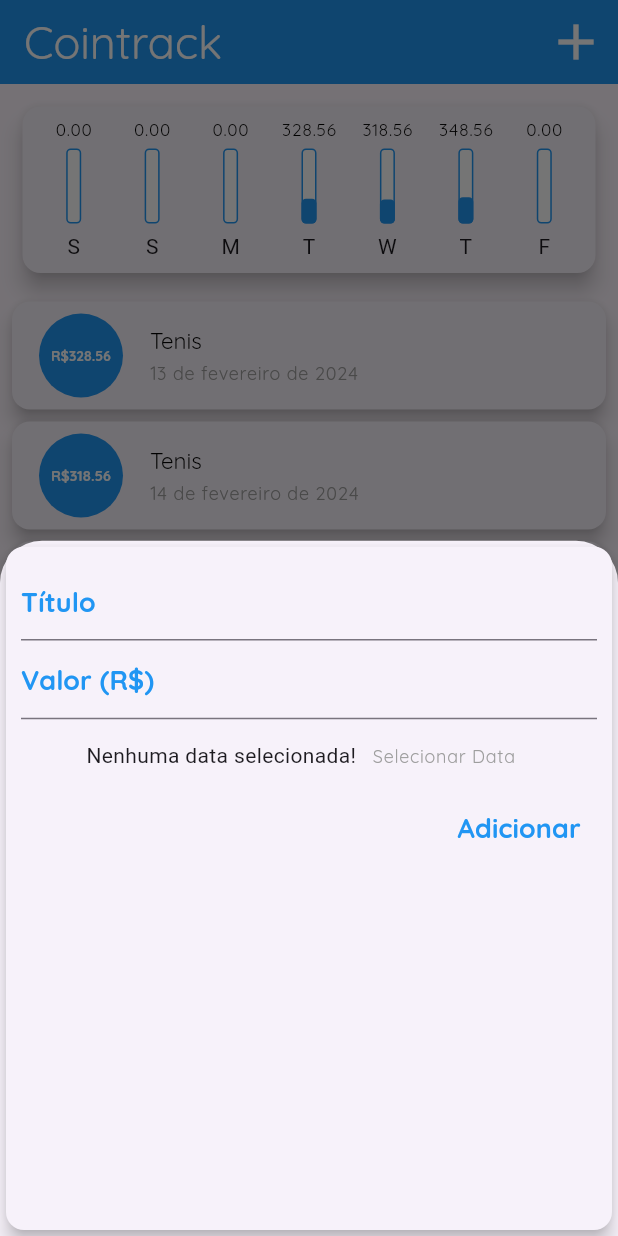
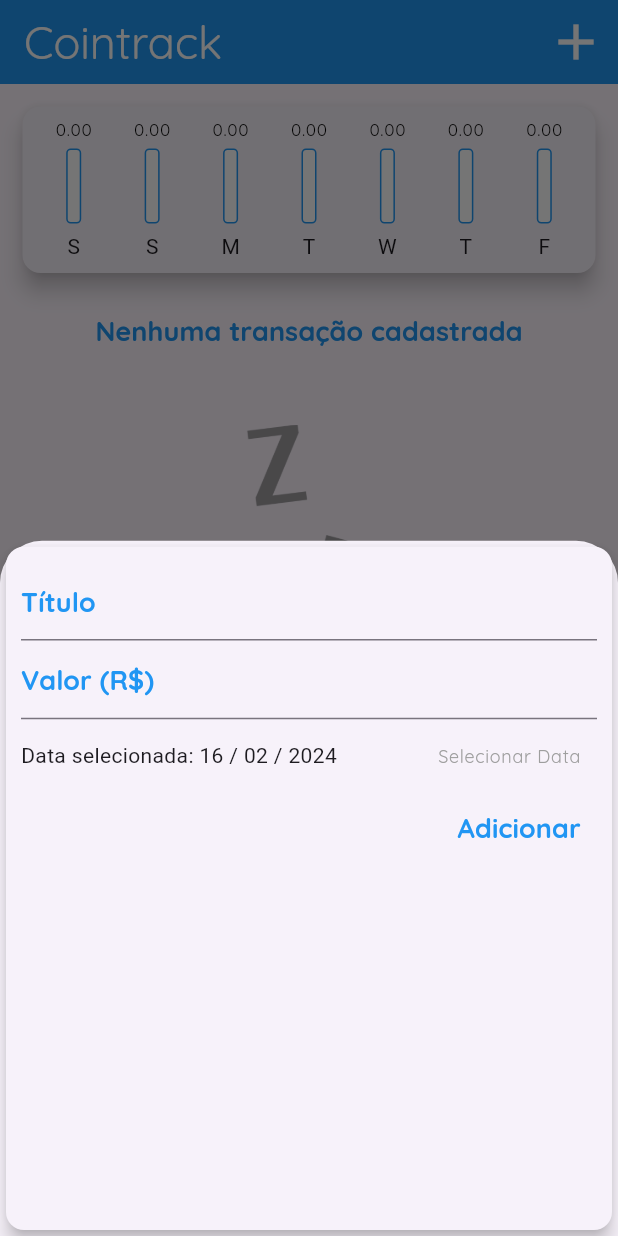
Before and after one commit to lucopdev/cointrack, a Flutter app: the screen it shows after launch, after a tap on the "add" icon, on a phone screen of 412 x 824 dp. Run offline on Flutter 3.47's test engine with Material 3 defaults, Android fonts, the phone set to English and light mode, and no system bars.

Commit message:
add datapicker para selecionar data da transação

```diff
--- a/lib/components/chart.dart
+++ b/lib/components/chart.dart
@@ -10,14 +10,14 @@ class Chart extends StatelessWidget {
 
   List<Map<String, Object>> get groupedTransactions {
     return List.generate(7, (index) {
-      final weekDay = DateTime.now().subtract(Duration(days: index));
+      final DateTime _weekDay = DateTime.now().subtract(Duration(days: index));
 
       double totalSum = 0.0;
 
       for (var transaction in recentTransactions) {
-        bool sameDay = transaction.date.day == weekDay.day;
-        bool sameMonth = transaction.date.month == weekDay.month;
-        bool sameYear = transaction.date.year == weekDay.year;
+        bool sameDay = transaction.date.day == _weekDay.day;
+        bool sameMonth = transaction.date.month == _weekDay.month;
+        bool sameYear = transaction.date.year == _weekDay.year;
 
         if (sameDay && sameMonth && sameYear) {
           totalSum += transaction.value;
@@ -25,13 +25,13 @@ class Chart extends StatelessWidget {
       }
 
       return {
-        'day': DateFormat.E().format(weekDay)[0],
+        'day': DateFormat.E().format(_weekDay)[0],
         'value': totalSum,
       };
     }).reversed.toList();
   }
 
-  double get weekSumValue {
+  double get _weekSumValue {
     return groupedTransactions.fold(0.0, (double acc, item) {
       var value = item['value'] as double;
 
@@ -55,8 +55,9 @@ class Chart extends StatelessWidget {
                 child: ChartBar(
                     label: transaction['day'] as String,
                     value: transaction['value'] as double,
-                    percentage:
-                        (transaction['value'] as double) / weekSumValue));
+                    percentage: _weekSumValue != 0
+                        ? (transaction['value'] as double) / _weekSumValue
+                        : 0));
           }).toList(),
         ),
       ),
--- a/lib/components/transaction_form.dart
+++ b/lib/components/transaction_form.dart
@@ -1,26 +1,52 @@
 import 'package:flutter/material.dart';
+import 'package:intl/intl.dart';
 
 class TransactionForm extends StatefulWidget {
-  final Function({required String title, required double value})
-      submitNewTransaction;
+  final Function({
+    required String title,
+    required double value,
+    required DateTime pickedDate,
+  }) submitNewTransaction;
 
-  const TransactionForm({required this.submitNewTransaction, super.key});
+  const TransactionForm({
+    required this.submitNewTransaction,
+    super.key,
+  });
 
   @override
   State<TransactionForm> createState() => _TransactionFormState();
 }
 
 class _TransactionFormState extends State<TransactionForm> {
-  final titleController = TextEditingController();
-  final valueController = TextEditingController();
+  final _titleController = TextEditingController();
+  final _valueController = TextEditingController();
+  DateTime _selectedDate = DateTime.now();
 
   void _submitForm() {
-    final title = titleController.text;
-    final value = double.tryParse(valueController.text) ?? 0.00;
+    final title = _titleController.text;
+    final value = double.tryParse(_valueController.text) ?? 0.00;
 
     if (title.isEmpty || value <= 0) return;
 
-    widget.submitNewTransaction(title: title, value: value);
+    widget.submitNewTransaction(
+      title: title,
+      value: value,
+      pickedDate: _selectedDate,
+    );
+  }
+
+  _showDatePicker() {
+    showDatePicker(
+      context: context,
+      initialDate: DateTime.now(),
+      firstDate: DateTime(2019),
+      lastDate: DateTime.now(),
+    ).then((pickedDate) {
+      if (pickedDate == null) return;
+      setState(() {
+        _selectedDate = pickedDate;
+      });
+    });
   }
 
   @override
@@ -38,7 +64,7 @@ class _TransactionFormState extends State<TransactionForm> {
                 labelStyle: Theme.of(context).textTheme.labelLarge,
               ),
               onSubmitted: (value) => _submitForm(),
-              controller: titleController,
+              controller: _titleController,
             ),
             TextField(
               style: Theme.of(context).textTheme.titleLarge,
@@ -49,14 +75,16 @@ class _TransactionFormState extends State<TransactionForm> {
                 labelText: 'Valor (R\$)',
                 labelStyle: Theme.of(context).textTheme.labelLarge,
               ),
-              controller: valueController,
+              controller: _valueController,
             ),
-            FittedBox(
-              child: Row(
+            Row(
+              mainAxisAlignment: MainAxisAlignment.spaceBetween,
               children: [
-                  const Text('Nenhuma data selecionada!'),
+                Text(
+                  'Data selecionada: ${DateFormat('dd / MM / y').format(_selectedDate)}',
+                ),
                 TextButton(
-                    onPressed: () {},
+                  onPressed: _showDatePicker,
                   child: FittedBox(
                       child: Text(
                     'Selecionar Data',
@@ -64,7 +92,6 @@ class _TransactionFormState extends State<TransactionForm> {
                   )),
                 ),
               ],
-              ),
             ),
             Container(
               alignment: Alignment.bottomRight,
--- a/lib/components/transaction_list.dart
+++ b/lib/components/transaction_list.dart
@@ -4,8 +4,13 @@ import 'package:intl/intl.dart';
 
 class TransactionList extends StatelessWidget {
   final List<Transaction> transactions;
+  final Function({required String id}) deleteTransaction;
 
-  const TransactionList({required this.transactions, super.key});
+  const TransactionList({
+    required this.transactions,
+    required this.deleteTransaction,
+    super.key,
+  });
 
   @override
   Widget build(BuildContext context) {
@@ -60,8 +65,16 @@ class TransactionList extends StatelessWidget {
                       style: Theme.of(context).textTheme.titleLarge,
                     ),
                     subtitle: Text(
-                        DateFormat.yMMMMd('pt_BR').format(transaction.date),
-                        style: Theme.of(context).textTheme.bodyLarge),
+                      DateFormat.yMMMMd('pt_BR').format(transaction.date),
+                      style: Theme.of(context).textTheme.bodyLarge,
+                    ),
+                    trailing: IconButton(
+                      icon: const Icon(Icons.delete),
+                      color: Theme.of(context).colorScheme.error,
+                      style:
+                          ButtonStyle(iconSize: MaterialStateProperty.all(20)),
+                      onPressed: () => deleteTransaction(id: ),
+                    ),
                   ),
                 );
               },
--- a/lib/main.dart
+++ b/lib/main.dart
@@ -25,32 +25,7 @@ class MyHomePage extends StatefulWidget {
 }
 
 class _MyHomePageState extends State<MyHomePage> {
-  final List<Transaction> _transactions = [
-    Transaction(
-      id: 't1',
-      title: 'Tenis',
-      value: 328.56,
-      date: DateTime.now().subtract(
-        const Duration(days: 3),
-      ),
-    ),
-    Transaction(
-      id: 't2',
-      title: 'Tenis',
-      value: 318.56,
-      date: DateTime.now().subtract(
-        const Duration(days: 2),
-      ),
-    ),
-    Transaction(
-      id: 't3',
-      title: 'Tenis',
-      value: 348.56,
-      date: DateTime.now().subtract(
-        const Duration(days: 1),
-      ),
-    ),
-  ];
+  final List<Transaction> _transactions = [];
 
   List<Transaction> get _recentTransactions {
     return _transactions.where((transaction) {
@@ -60,12 +35,16 @@ class _MyHomePageState extends State<MyHomePage> {
     }).toList();
   }
 
-  void _addTransaction({required String title, required double value}) {
+  void _addTransaction({
+    required String title,
+    required double value,
+    required DateTime pickedDate,
+  }) {
     final newTransaction = Transaction(
         id: Random().nextDouble().toString(),
         title: title,
         value: value,
-        date: DateTime.now());
+        date: pickedDate);
 
     setState(() {
       _transactions.add(newTransaction);
@@ -74,13 +53,21 @@ class _MyHomePageState extends State<MyHomePage> {
     Navigator.of(context).pop();
   }
 
+  _deleteTransaction({required String id}) {
+    setState(() {
+      _transactions.removeWhere((transaction) => transaction.id == id);
+    });
+  }
+
   void _openTransactionFormModal(
     BuildContext context,
   ) {
     showModalBottomSheet(
         context: context,
         builder: (ctx) {
-          return TransactionForm(submitNewTransaction: _addTransaction);
+          return TransactionForm(
+            submitNewTransaction: _addTransaction,
+          );
         });
   }
 
@@ -105,7 +92,10 @@ class _MyHomePageState extends State<MyHomePage> {
       body: SingleChildScrollView(
         child: Column(children: [
           Chart(recentTransactions: _recentTransactions),
-          TransactionList(transactions: _transactions),
+          TransactionList(
+            transactions: _transactions,
+            deleteTransaction: _deleteTransaction,
+          ),
         ]),
       ),
       floatingActionButton: FloatingActionButton(
@@ -133,6 +123,7 @@ class ExpensesApp extends StatelessWidget {
         colorScheme: tema.colorScheme.copyWith(
           primary: Colors.blue,
           secondary: Colors.white,
+          error: Colors.grey,
         ),
         textTheme: tema.textTheme.copyWith(
           labelLarge: const TextStyle(
```
Lines whose indentation alone changed are shown as unchanged.
